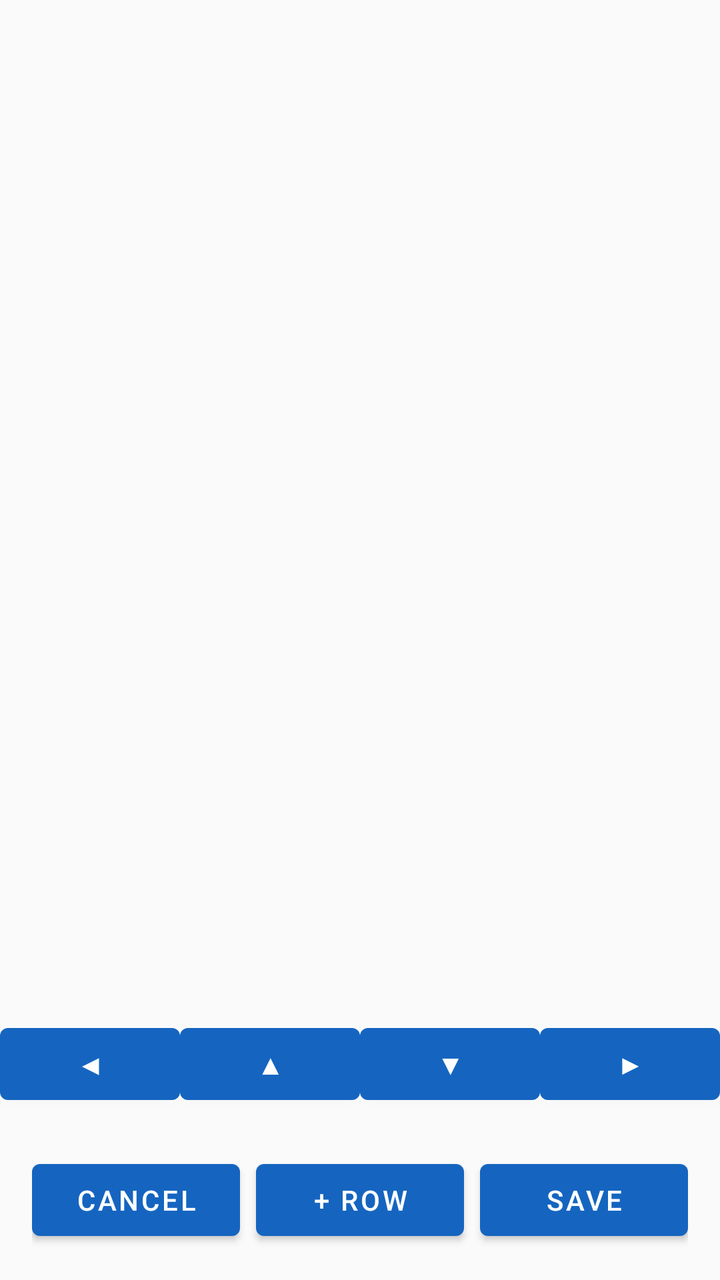
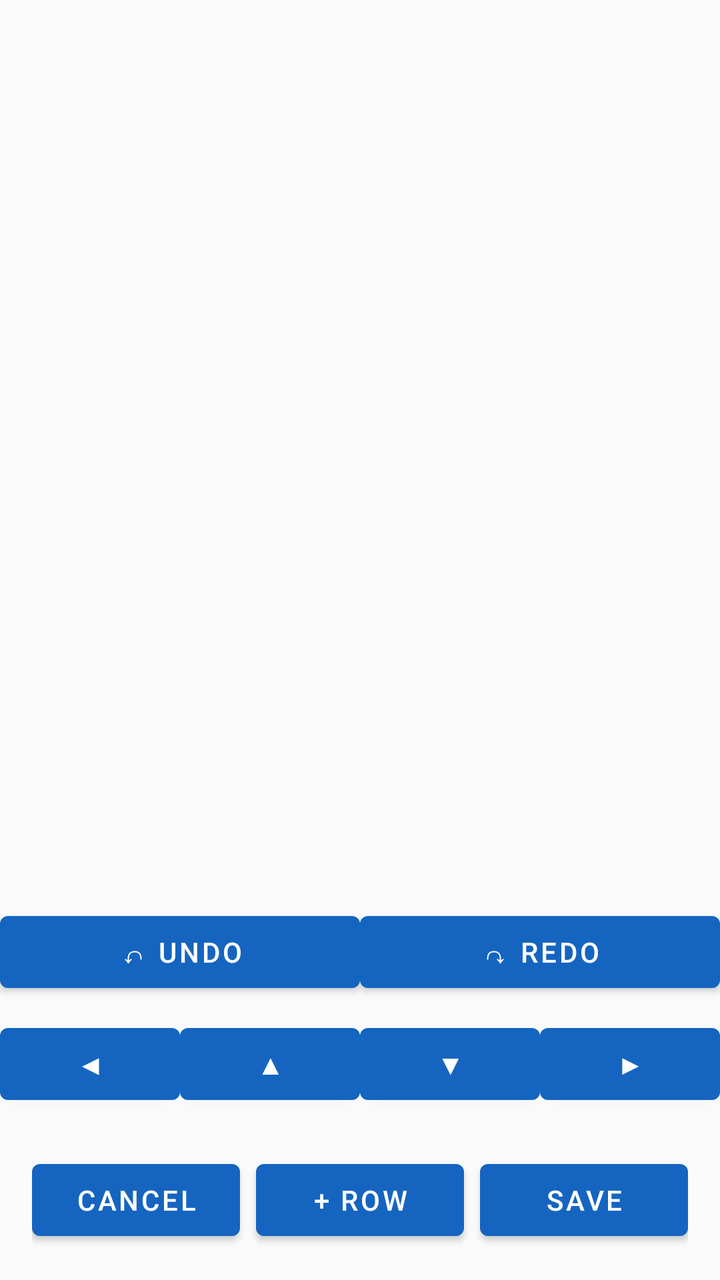

Before-and-after screenshots of an Android layout around one commit, followed by the original layout XML and the change that was made.
<!-- AndroidManifest.xml: application theme Theme.DAR -->
<!-- res/layout/activity_recording.xml -->
<?xml version="1.0" encoding="utf-8"?>
<LinearLayout xmlns:android="http://schemas.android.com/apk/res/android"
    android:layout_width="match_parent"
    android:layout_height="match_parent"
    android:orientation="vertical"
    android:background="@color/dar_light">

    <TextView
        android:id="@+id/date_header"
        android:layout_width="match_parent"
        android:layout_height="wrap_content"
        android:textSize="18sp"
        android:textStyle="bold"
        android:textColor="#000000"
        android:gravity="center"
        android:padding="12dp" />

    <ScrollView
        android:layout_width="match_parent"
        android:layout_height="0dp"
        android:layout_weight="1">

        <HorizontalScrollView
            android:layout_width="match_parent"
            android:layout_height="wrap_content">

            <LinearLayout
                android:id="@+id/row_container"
                android:layout_width="wrap_content"
                android:layout_height="wrap_content"
                android:orientation="vertical"
                android:padding="8dp" />

        </HorizontalScrollView>

    </ScrollView>

    <LinearLayout
        android:id="@+id/selection_toolbar"
        android:layout_width="match_parent"
        android:layout_height="wrap_content"
        android:orientation="horizontal"
        android:visibility="gone"
        android:paddingTop="4dp"
        android:paddingBottom="4dp">

        <Button
            android:id="@+id/btn_sel_copy"
            android:layout_width="0dp"
            android:layout_height="wrap_content"
            android:layout_weight="1"
            android:textSize="11sp"
            android:text="@string/selection_copy" />

        <Button
            android:id="@+id/btn_sel_cut"
            android:layout_width="0dp"
            android:layout_height="wrap_content"
            android:layout_weight="1"
            android:textSize="11sp"
            android:text="@string/selection_cut" />

        <Button
            android:id="@+id/btn_sel_delete"
            android:layout_width="0dp"
            android:layout_height="wrap_content"
            android:layout_weight="1"
            android:textSize="11sp"
            android:text="@string/selection_delete" />

        <Button
            android:id="@+id/btn_sel_paste"
            android:layout_width="0dp"
            android:layout_height="wrap_content"
            android:layout_weight="1"
            android:textSize="11sp"
            android:text="@string/selection_paste" />

        <Button
            android:id="@+id/btn_sel_done"
            android:layout_width="0dp"
            android:layout_height="wrap_content"
            android:layout_weight="1"
            android:textSize="11sp"
            android:text="@string/selection_done" />

    </LinearLayout>

    <LinearLayout
        android:id="@+id/row_selection_toolbar"
        android:layout_width="match_parent"
        android:layout_height="wrap_content"
        android:orientation="horizontal"
        android:visibility="gone"
        android:paddingTop="4dp"
        android:paddingBottom="4dp">

        <Button
            android:id="@+id/btn_row_sel_copy"
            android:layout_width="0dp"
            android:layout_height="wrap_content"
            android:layout_weight="1"
            android:textSize="11sp"
            android:text="@string/selection_copy" />

        <Button
            android:id="@+id/btn_row_sel_cut"
            android:layout_width="0dp"
            android:layout_height="wrap_content"
            android:layout_weight="1"
            android:textSize="11sp"
            android:text="@string/selection_cut" />

        <Button
            android:id="@+id/btn_row_sel_delete"
            android:layout_width="0dp"
            android:layout_height="wrap_content"
            android:layout_weight="1"
            android:textSize="11sp"
            android:text="@string/selection_delete" />

        <Button
            android:id="@+id/btn_row_sel_paste"
            android:layout_width="0dp"
            android:layout_height="wrap_content"
            android:layout_weight="1"
            android:textSize="11sp"
            android:text="@string/selection_paste" />

        <Button
            android:id="@+id/btn_row_sel_done"
            android:layout_width="0dp"
            android:layout_height="wrap_content"
            android:layout_weight="1"
            android:textSize="11sp"
            android:text="@string/selection_done" />

    </LinearLayout>

    <LinearLayout
        android:id="@+id/arrow_bar"
        android:layout_width="match_parent"
        android:layout_height="wrap_content"
        android:orientation="horizontal"
        android:paddingTop="4dp"
        android:paddingBottom="4dp">

        <Button
            android:id="@+id/btn_arrow_left"
            android:layout_width="0dp"
            android:layout_height="wrap_content"
            android:layout_weight="1"
            android:text="@string/arrow_left" />

        <Button
            android:id="@+id/btn_arrow_up"
            android:layout_width="0dp"
            android:layout_height="wrap_content"
            android:layout_weight="1"
            android:text="@string/arrow_up" />

        <Button
            android:id="@+id/btn_arrow_down"
            android:layout_width="0dp"
            android:layout_height="wrap_content"
            android:layout_weight="1"
            android:text="@string/arrow_down" />

        <Button
            android:id="@+id/btn_arrow_right"
            android:layout_width="0dp"
            android:layout_height="wrap_content"
            android:layout_weight="1"
            android:text="@string/arrow_right" />

    </LinearLayout>

    <LinearLayout
        android:id="@+id/button_row"
        android:layout_width="match_parent"
        android:layout_height="wrap_content"
        android:orientation="horizontal"
        android:padding="16dp">

        <Button
            android:id="@+id/btn_cancel"
            android:layout_width="0dp"
            android:layout_height="wrap_content"
            android:layout_weight="1"
            android:text="@string/recording_cancel" />

        <Button
            android:id="@+id/btn_add_row"
            android:layout_width="0dp"
            android:layout_height="wrap_content"
            android:layout_weight="1"
            android:layout_marginStart="8dp"
            android:layout_marginEnd="8dp"
            android:text="@string/recording_add_row" />

        <Button
            android:id="@+id/btn_save"
            android:layout_width="0dp"
            android:layout_height="wrap_content"
            android:layout_weight="1"
            android:text="@string/recording_save" />

    </LinearLayout>

</LinearLayout>
<!-- resources referenced by this layout -->
<resources>
  <color name="dar_light">#FAFAFA</color>
  <string name="arrow_down">▼</string>
  <string name="arrow_left">◀</string>
  <string name="arrow_right">▶</string>
  <string name="arrow_up">▲</string>
  <string name="recording_add_row">+ Row</string>
  <string name="recording_cancel">Cancel</string>
  <string name="recording_save">Save</string>
  <string name="selection_copy">Copy</string>
  <string name="selection_cut">Cut</string>
  <string name="selection_delete">Delete</string>
  <string name="selection_done">Done</string>
  <string name="selection_paste">Paste</string>
  <style name="Theme.DAR" parent="Theme.MaterialComponents.DayNight.NoActionBar">
          <item name="colorPrimary">@color/dar_blue</item>
          <item name="colorPrimaryDark">@color/dar_blue_black</item>
      </style>
  <color name="dar_blue">#1565C0</color>
  <color name="dar_blue_black">#0D1B2A</color>
</resources>

<!-- the commit's change to res/layout/activity_recording.xml (unified diff, before → after) -->
@@ -138,6 +138,30 @@
     </LinearLayout>
 
     <LinearLayout
+        android:id="@+id/undo_redo_bar"
+        android:layout_width="match_parent"
+        android:layout_height="wrap_content"
+        android:orientation="horizontal"
+        android:paddingTop="4dp"
+        android:paddingBottom="4dp">
+
+        <Button
+            android:id="@+id/btn_undo"
+            android:layout_width="0dp"
+            android:layout_height="wrap_content"
+            android:layout_weight="1"
+            android:text="@string/undo_button" />
+
+        <Button
+            android:id="@+id/btn_redo"
+            android:layout_width="0dp"
+            android:layout_height="wrap_content"
+            android:layout_weight="1"
+            android:text="@string/redo_button" />
+
+    </LinearLayout>
+
+    <LinearLayout
         android:id="@+id/arrow_bar"
         android:layout_width="match_parent"
         android:layout_height="wrap_content"
<!-- resource entries referenced after the edit -->
@@ -8,11 +8,13 @@
   <string name="recording_add_row">+ Row</string>
   <string name="recording_cancel">Cancel</string>
   <string name="recording_save">Save</string>
+  <string name="redo_button">↷ Redo</string>
   <string name="selection_copy">Copy</string>
   <string name="selection_cut">Cut</string>
   <string name="selection_delete">Delete</string>
   <string name="selection_done">Done</string>
   <string name="selection_paste">Paste</string>
+  <string name="undo_button">↶ Undo</string>
   <style name="Theme.DAR" parent="Theme.MaterialComponents.DayNight.NoActionBar">
           <item name="colorPrimary">@color/dar_blue</item>
           <item name="colorPrimaryDark">@color/dar_blue_black</item>
